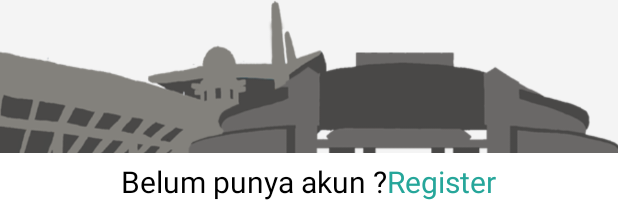
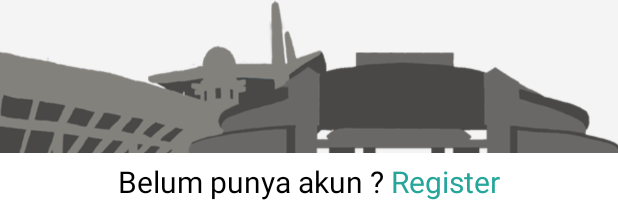
Before and after one commit to didikkurniawan/LayananMandiri, an Android app: the layout activity_login.xml on its own in the app's theme, with its tools: preview values and no code run, on a phone screen of 412 x 824 dp. Shown: the part 1030-1233 px from the top of the screen. Run offline under Robolectric (Android 15) with nearby library versions, the light colour scheme and no system bars; network calls fail.

Commit message:
memperbaiki tampilan login

```diff
--- a/app/src/main/res/layout/activity_login.xml
+++ b/app/src/main/res/layout/activity_login.xml
@@ -66,7 +66,8 @@
                     android:layout_marginTop="15dp"
                     android:contentDescription="Desa"
                     android:backgroundTint="@color/hitam"
-                    android:entries="@array/desa_name">
+                    android:entries="@array/desa_name"
+                    android:hint="Pilih Desa">
                 </Spinner>
                 <EditText
                     android:id="@+id/nikid"
@@ -129,10 +130,11 @@
             android:textSize="20sp" />
 
         <TextView
+            android:id="@+id/register"
             android:layout_width="wrap_content"
             android:layout_height="wrap_content"
             android:layout_alignParentRight="true"
-            android:text="Register"
+            android:text=" Register"
             android:textColor="@color/ic_launcher_background"
             android:textSize="20sp" />
         </LinearLayout>
```
Also changed, not shown: app/src/main/java/com/ui/lm/layananmandiri_02/LoginActivity.java (+4 -3 lines).
